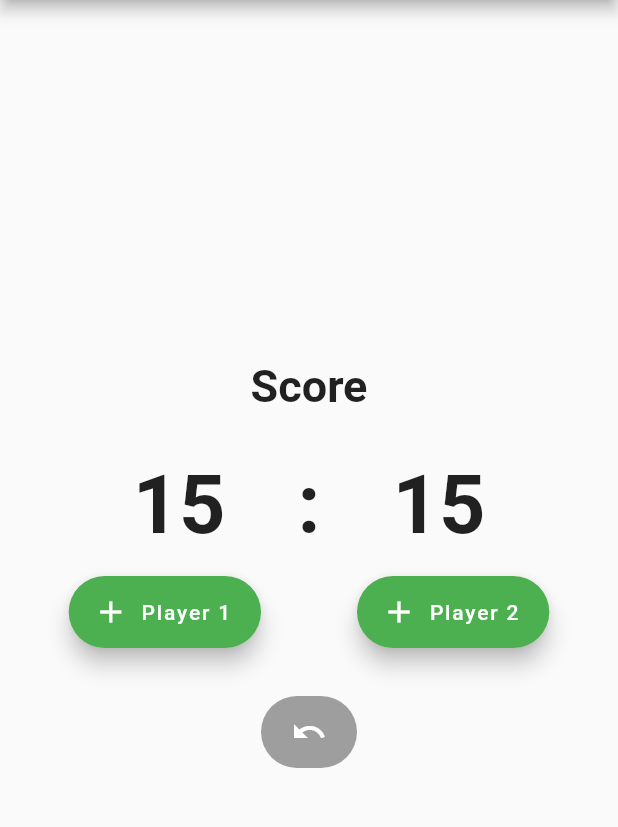
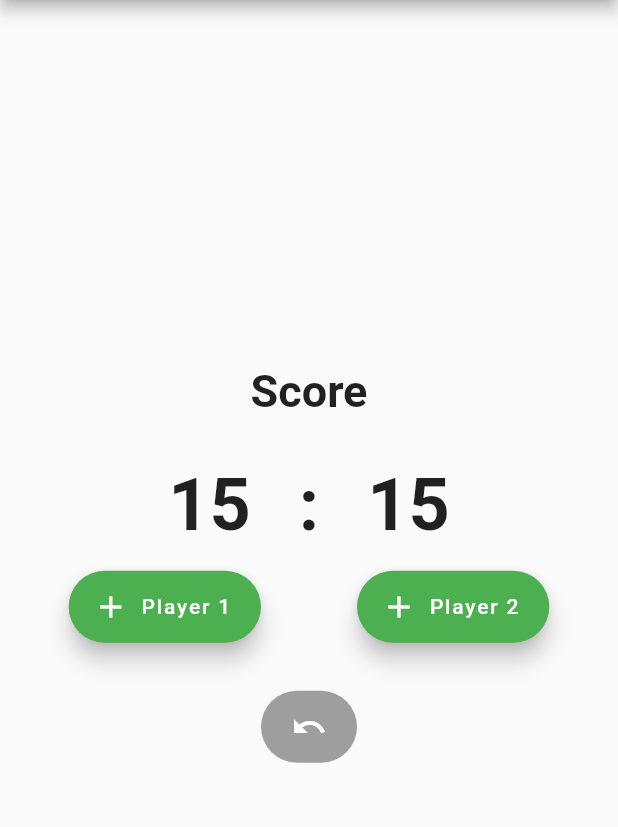
Before and after one commit to mosiccan/tennis_score_app, a Flutter app: the screen it shows after launch, after a tap on "Player 1", after a tap on "Player 2", on a phone screen of 412 x 824 dp, the part 84-911 px from its top. Run offline on Flutter 3.47's test engine with Material 2 defaults, Android fonts, the phone set to English and light mode, and no system bars.

Commit message:
feat : No Ad 구현

```diff
--- a/lib/main.dart
+++ b/lib/main.dart
@@ -18,7 +18,7 @@ class MyApp extends StatelessWidget {
 }
 
 getScore(int counter){
-  List<String> score_list = ["0","15","30","40","Game"];
+  List<String> score_list = ["0","15","30","40","Game","No Ad"];
   return score_list[counter];
 }
 
@@ -38,12 +38,20 @@ class _MyHomePageState extends State<MyHomePage> {
   void _incrementCounter_p1() {
     setState(() {
       counter_p1++;
+      if(counter_p1 == counter_p2 && counter_p1 == 3){
+        counter_p1 += 2;
+        getScore(counter_p2 += 2);
+      }
     });
   }
 
   void _increaseCounter_p2() {
     setState(() {
       counter_p2++;
+      if(counter_p2 == counter_p1 && counter_p2 == 3){
+        counter_p2 += 2;
+        getScore(counter_p1 += 2);
+      }
     });
   }
 
@@ -71,43 +79,31 @@ class _MyHomePageState extends State<MyHomePage> {
                   mainAxisAlignment: MainAxisAlignment.center,
                   children: [
                     Container(
-                      margin: EdgeInsets.fromLTRB(32, 0.0, 32, 0.0),
-                      // decoration: BoxDecoration(
-                      //   border: Border.all(
-                      //     width: 1,
-                      //     color: Colors.redAccent,
-                      //   ),
-                      // ),
+                      margin: EdgeInsets.fromLTRB(16, 0.0, 16, 0.0),
                       child: Text(
                         getScore(counter_p1),
                         style: TextStyle(
                           fontWeight: FontWeight.bold,
-                          fontSize: 54,
+                          fontSize: 48,
                         ),
                       ),
                     ),
                     Container(
                       margin: EdgeInsets.fromLTRB(16, 0.0, 16, 0.0),
-                      // decoration: BoxDecoration(
-                      //   border: Border.all(
-                      //     width: 1,
-                      //     color: Colors.redAccent,
-                      //   ),
-                      // ),
                       child: Text(':',
                         style: TextStyle(
                           fontWeight: FontWeight.bold,
-                          fontSize: 54,
+                          fontSize: 48,
                         ),
                       ),
                     ),
                     Container(
-                      margin: EdgeInsets.fromLTRB(32, 0.0, 32, 0.0),
+                      margin: EdgeInsets.fromLTRB(16, 0.0, 16, 0.0),
                       child: Text(
                         getScore(counter_p2),
                         style: TextStyle(
                           fontWeight: FontWeight.bold,
-                          fontSize: 54,
+                          fontSize: 48,
                         ),
                       ),
                     ),
```
